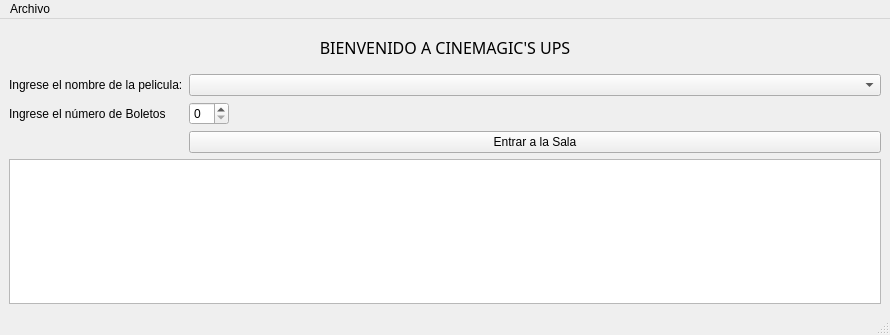
Before: the Qt Designer form cine.ui in Santi-gdl/ProyectoCinep2, drawn with Qt 5.
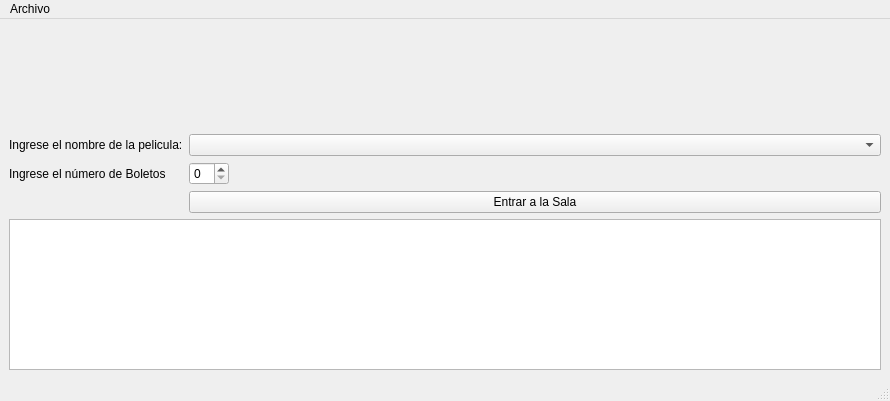
After: the same form once the commit is applied. Icons and pictures are not drawn.

What changed in the file:
```diff
--- a/cine.ui
+++ b/cine.ui
@@ -7,7 +7,7 @@
     <x>0</x>
     <y>0</y>
     <width>890</width>
-    <height>335</height>
+    <height>401</height>
    </rect>
   </property>
   <property name="maximumSize">
@@ -33,13 +33,13 @@
       <property name="minimumSize">
        <size>
         <width>0</width>
-        <height>40</height>
+        <height>100</height>
        </size>
       </property>
       <property name="maximumSize">
        <size>
         <width>16777215</width>
-        <height>40</height>
+        <height>100</height>
        </size>
       </property>
       <property name="font">
@@ -54,7 +54,7 @@
        <string notr="true">font: 18pt &quot;Impact&quot;;</string>
       </property>
       <property name="text">
-       <string>&lt;html&gt;&lt;head/&gt;&lt;body&gt;&lt;p&gt;&lt;span style=&quot; font-size:12pt; font-style:normal;&quot;&gt;BIENVENIDO A CINEMAGIC'S UPS&lt;/span&gt;&lt;/p&gt;&lt;/body&gt;&lt;/html&gt;</string>
+       <string>&lt;html&gt;&lt;head/&gt;&lt;body&gt;&lt;p&gt;&lt;br/&gt;&lt;/p&gt;&lt;/body&gt;&lt;/html&gt;</string>
       </property>
       <property name="alignment">
        <set>Qt::AlignCenter</set>
```
Left out of the diff: 3 changed lines with no effect on the pictures.
